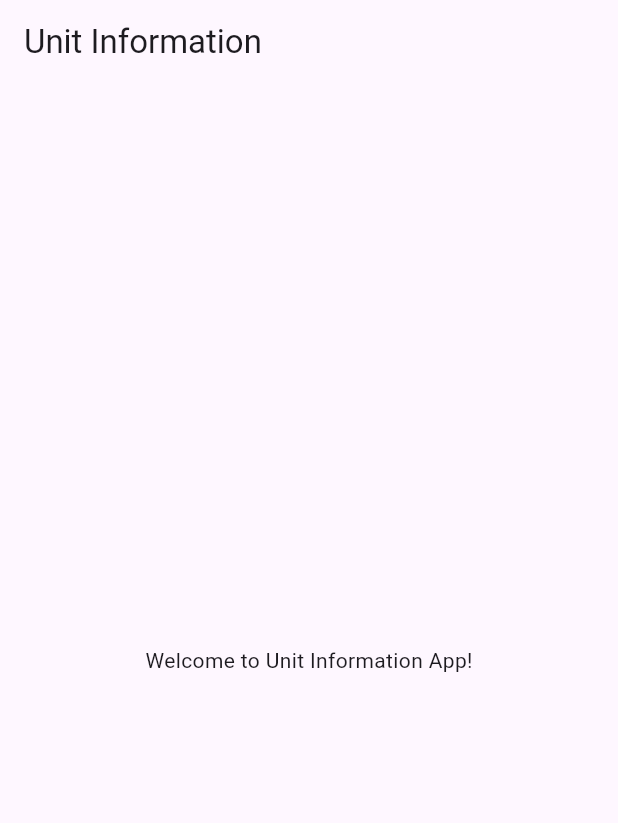
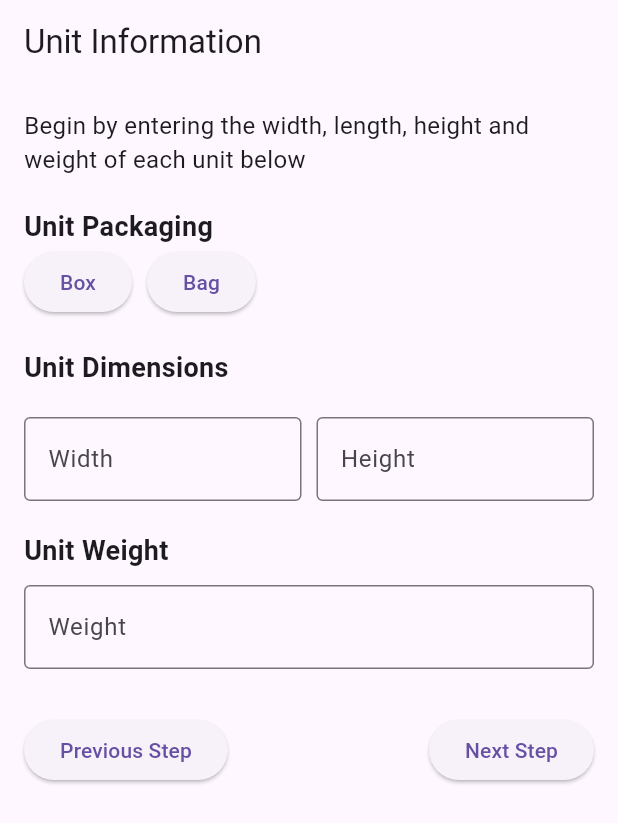
Before and after one commit to emrrenn/Flutter_Desktop, a Flutter app: the screen it shows after launch, on a phone screen of 412 x 824 dp. Shown: the top 823 px of the screen. Run offline on Flutter 3.47's test engine with Material 3 defaults, Android fonts, the phone set to English and light mode, and no system bars.

Commit message:
Upgraded the main page

```diff
--- a/lib/main.dart
+++ b/lib/main.dart
@@ -16,9 +16,90 @@
         appBar: AppBar(
           title: const Text("Unit Information"),
         ),
-        body: const Center(
-          child: Text('Welcome to Unit Information App!'),
-        ),
+        body: Padding(
+          padding: const EdgeInsets.all(16.0),
+          child: Column(
+            crossAxisAlignment: CrossAxisAlignment.start,
+            children: [
+              const Text(
+                'Begin by entering the width, length, height and weight of each unit below',
+                style: TextStyle(fontSize: 16.0),
+              ),
+              const SizedBox(height: 20),
+              const Text(
+                'Unit Packaging',
+                style: TextStyle(fontSize: 18.0, fontWeight: FontWeight.bold),
+              ),
+              Row(
+                mainAxisAlignment: MainAxisAlignment.start,
+                children: [
+                  ElevatedButton(
+                    onPressed: () {},
+                    child: const Text('Box'),
+                  ),
+                  const SizedBox(width: 10),
+                  ElevatedButton(
+                    onPressed: () {},
+                    child: const Text('Bag')
+                  ),
+                ],
+              ),
+              const SizedBox(height: 20),
+              const Text(
+                'Unit Dimensions',
+                style: TextStyle(fontSize: 18.0, fontWeight: FontWeight.bold),
+              ),
+              const SizedBox(height: 20),
+              Row(
+                children: [
+                  Flexible(
+                    child: TextField(
+                      decoration: const InputDecoration(
+                        labelText: 'Width',
+                        border: OutlineInputBorder(),
+                      ),
+                    ),
+                  ),
+                  const SizedBox(width: 10),
+                  Flexible(
+                    child: TextField(
+                      decoration: const InputDecoration(
+                        labelText: 'Height',
+                        border: OutlineInputBorder(),
+                      ),
+                    ),
+                  ),
+                ],
+              ),
+              const SizedBox(height: 20),
+              const Text(
+                'Unit Weight',
+                style: TextStyle(fontSize: 18.0, fontWeight: FontWeight.bold),
+              ),
+              const SizedBox(height: 10),
+              TextField(
+                decoration: const InputDecoration(
+                  labelText: 'Weight',
+                  border: OutlineInputBorder(),
+                ),
+              ),
+              const SizedBox(height: 30),
+              Row(
+                mainAxisAlignment: MainAxisAlignment.spaceBetween,
+                children: [
+                  ElevatedButton(
+                    onPressed: () {},
+                    child: const Text('Previous Step'),
+                  ),
+                  ElevatedButton(
+                    onPressed: () {},
+                    child: const Text('Next Step'),
+                  ),
+                ],
+              )
+            ],
+          ),
+        )
       ),
     );
   }
```
